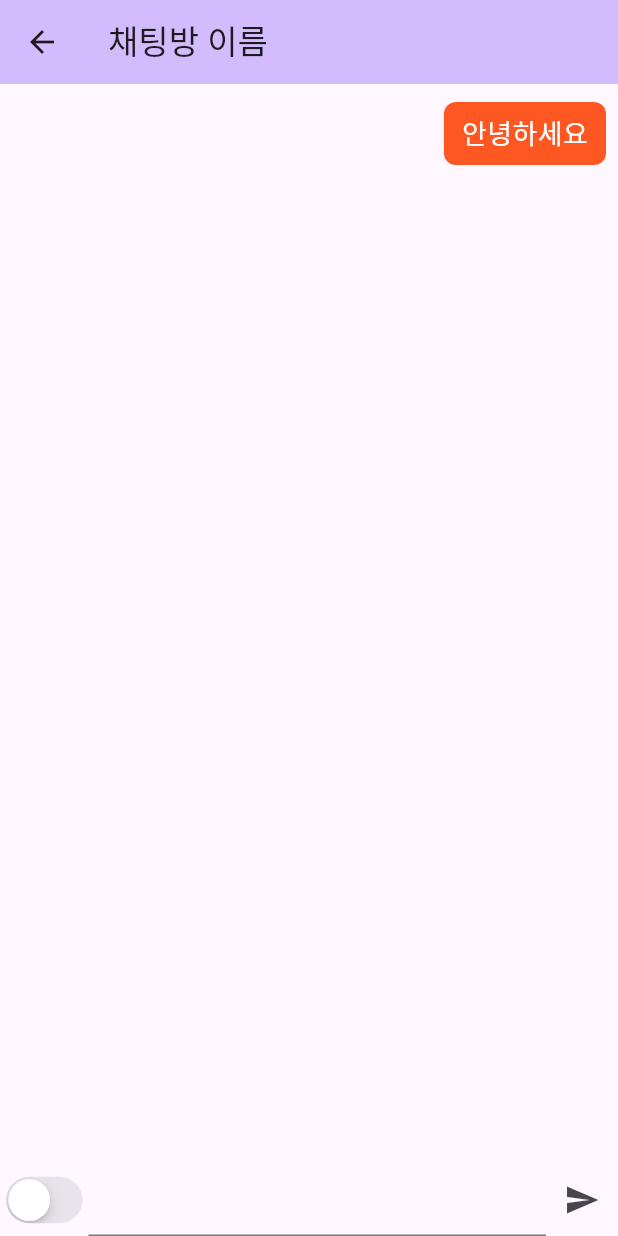
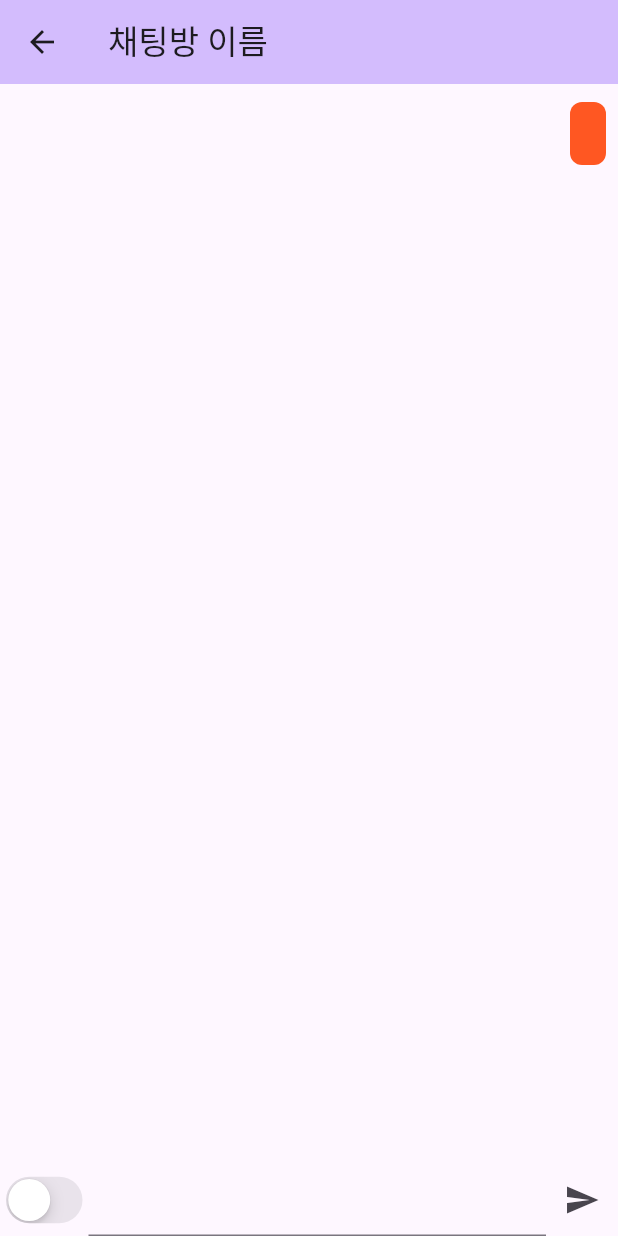
Before and after one commit to junni01kim/KakaoTalk_Chatbot_by_Flutter, a Flutter app: the ChatRoom screen opened directly, after a tap on the "send" icon, on a phone screen of 412 x 824 dp. Run offline on Flutter 3.47's test engine with Material 3 defaults, Android fonts, the phone set to English and light mode, and no system bars.

Commit message:
메세지 작성기능 추가

```diff
--- a/lib/chat_room/chat_room_body.dart
+++ b/lib/chat_room/chat_room_body.dart
@@ -5,6 +5,7 @@ import 'chat.dart';
 
 class ChatRoomBody extends StatefulWidget {
   final List<Chat> chats = [];
+  final textFieldController = TextEditingController();
 
   bool _isChecked = false;
 
@@ -67,15 +68,16 @@ class _ChatRoomBody extends State<ChatRoomBody> {
               },
             ),
             Expanded(
-              child: TextField()
+              child: TextField( controller: widget.textFieldController,)
             ),
             IconButton(
                 icon: Icon(Icons.send),
                 onPressed: (){
                   setState(() {
                     !widget._isChecked
-                        ? widget.chats.add(Chat(User.ME, '안녕하세요'))
-                        : widget.chats.add(Chat(User.YOU, '안녕하세요2'));
+                        ? widget.chats.add(Chat(User.ME, widget.textFieldController.text))
+                        : widget.chats.add(Chat(User.YOU, widget.textFieldController.text));
+                    widget.textFieldController.text = "";
                   });
                 },
             )
```
